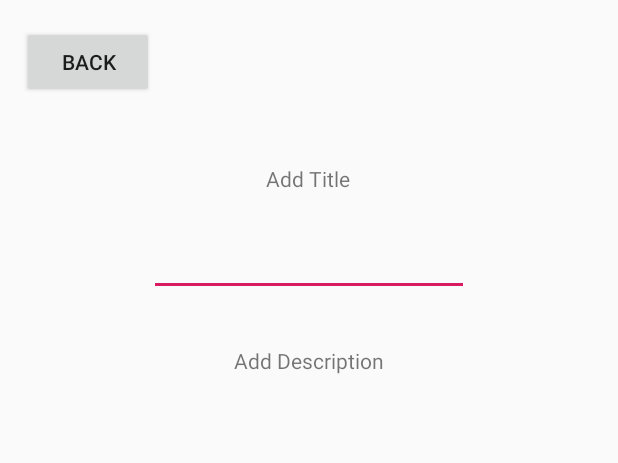
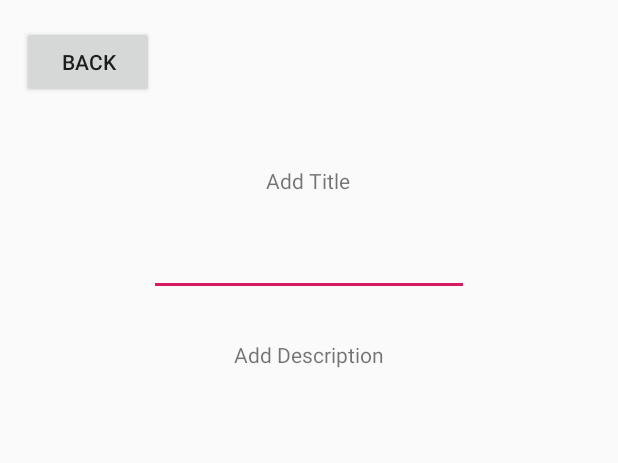
Before and after one commit to MiztaOak/dat257_team1, an Android app: the layout create_activity.xml on its own in the app's theme, with its tools: preview values and no code run, on a phone screen of 412 x 824 dp. Shown: the top 463 px of the screen. Run offline under Robolectric (Android 15) with nearby library versions, the phone set to English and light mode, and no system bars.

Commit message:
Create activity

```diff
--- a/LFG/app/src/main/res/layout/create_activity.xml
+++ b/LFG/app/src/main/res/layout/create_activity.xml
@@ -47,12 +47,12 @@
         android:layout_width="wrap_content"
         android:layout_height="wrap_content"
         android:text="Add Title"
-        app:layout_constraintBottom_toBottomOf="parent"
+        app:layout_constraintBottom_toTopOf="@+id/editTitle"
         app:layout_constraintEnd_toEndOf="parent"
         app:layout_constraintHorizontal_bias="0.498"
         app:layout_constraintStart_toStartOf="parent"
         app:layout_constraintTop_toTopOf="parent"
-        app:layout_constraintVertical_bias="0.136" />
+        app:layout_constraintVertical_bias="0.834" />
 
     <Button
         android:id="@+id/backButton"
@@ -71,10 +71,10 @@
         android:layout_width="wrap_content"
         android:layout_height="wrap_content"
         android:text="Add Description"
-        app:layout_constraintBottom_toBottomOf="parent"
+        app:layout_constraintBottom_toBottomOf="@+id/createActivityButton"
         app:layout_constraintEnd_toEndOf="parent"
         app:layout_constraintStart_toStartOf="parent"
-        app:layout_constraintTop_toTopOf="parent"
-        app:layout_constraintVertical_bias="0.287" />
+        app:layout_constraintTop_toBottomOf="@+id/editTitle"
+        app:layout_constraintVertical_bias="0.05" />
 
 </androidx.constraintlayout.widget.ConstraintLayout>
--- a/LFG/build.gradle
+++ b/LFG/build.gradle
@@ -7,7 +7,7 @@ buildscript {
 
     }
     dependencies {
-        classpath 'com.android.tools.build:gradle:3.5.1'
+        classpath 'com.android.tools.build:gradle:3.6.2'
 
         // NOTE: Do not place your application dependencies here; they belong
         // in the individual module build.gradle files
```
Also changed, not shown: LFG/gradle/wrapper/gradle-wrapper.properties.
